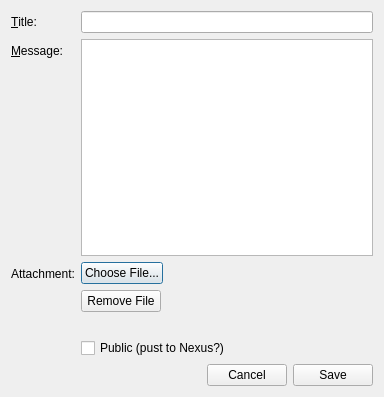
Old version of the form FluidNexus/ui/FluidNexusNewMessage.ui in the repository zeitkunst/FluidNexus.
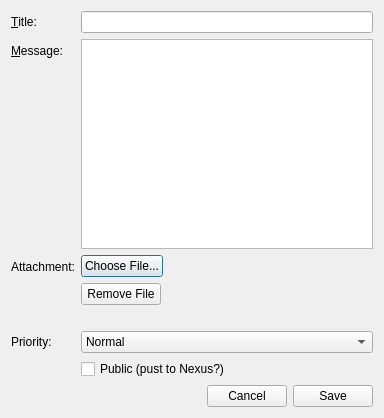
New version of the form. Icons and pictures are not drawn.

Commit message: -- major refactoring; adding in ability to mark messages as high/low priority; don't send super large amounts of data over bluetooth

Patch:
```diff
--- a/FluidNexus/ui/FluidNexusNewMessage.ui
+++ b/FluidNexus/ui/FluidNexusNewMessage.ui
@@ -7,7 +7,7 @@
     <x>0</x>
     <y>0</y>
     <width>384</width>
-    <height>397</height>
+    <height>418</height>
    </rect>
   </property>
   <property name="windowTitle">
@@ -105,7 +105,7 @@
        </item>
       </layout>
      </item>
-     <item row="4" column="0">
+     <item row="5" column="0">
       <spacer name="horizontalSpacer_2">
        <property name="orientation">
         <enum>Qt::Horizontal</enum>
@@ -118,7 +118,7 @@
        </property>
       </spacer>
      </item>
-     <item row="4" column="1">
+     <item row="5" column="1">
       <layout class="QHBoxLayout" name="horizontalLayout_3">
        <item>
         <spacer name="horizontalSpacer">
@@ -149,13 +149,34 @@
        </item>
       </layout>
      </item>
-     <item row="3" column="1">
+     <item row="4" column="1">
       <widget class="QCheckBox" name="nexusCheckBox">
        <property name="text">
         <string>Public (pust to Nexus?)</string>
        </property>
       </widget>
      </item>
+     <item row="3" column="1">
+      <widget class="QComboBox" name="priorityComboBox">
+       <item>
+        <property name="text">
+         <string comment="0" extracomment="0">Normal</string>
+        </property>
+       </item>
+       <item>
+        <property name="text">
+         <string comment="1" extracomment="1">Life or Death</string>
+        </property>
+       </item>
+      </widget>
+     </item>
+     <item row="3" column="0">
+      <widget class="QLabel" name="priorityLabel">
+       <property name="text">
+        <string>Priority:</string>
+       </property>
+      </widget>
+     </item>
     </layout>
    </item>
   </layout>
```
Left out of the diff: 19 changed lines with no effect on the pictures. The commit also changes 13 other files.
